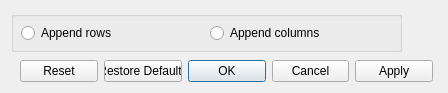
The window that src/Interface/Modules/Math/AppendMatrix.ui (SCIInstitute/SCIRun) describes before a commit, drawn with Qt 5.
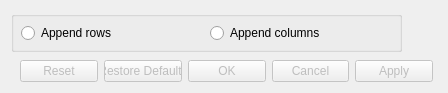
The same window after the commit.

```diff
--- a/src/Interface/Modules/Math/AppendMatrix.ui
+++ b/src/Interface/Modules/Math/AppendMatrix.ui
@@ -26,6 +26,9 @@
    <string>Dialog</string>
   </property>
   <widget class="QDialogButtonBox" name="buttonBox">
+   <property name="enabled">
+    <bool>false</bool>
+   </property>
    <property name="geometry">
     <rect>
      <x>20</x>
```
Left out of the diff: 2 changed lines with no effect on the pictures.
